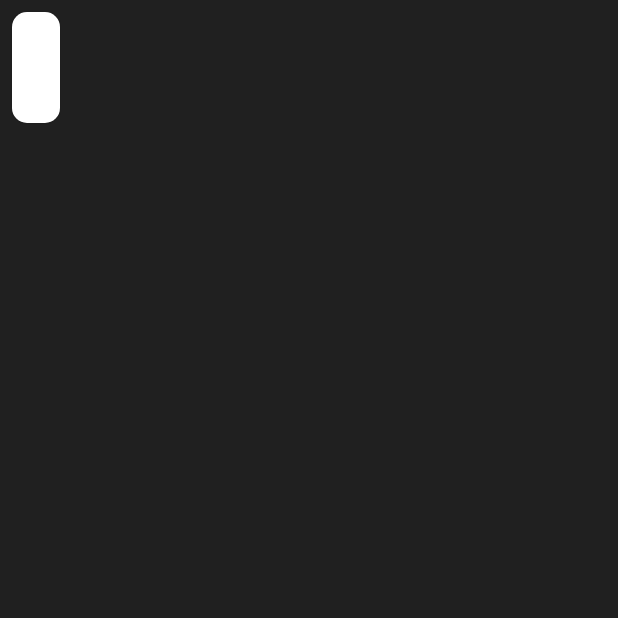
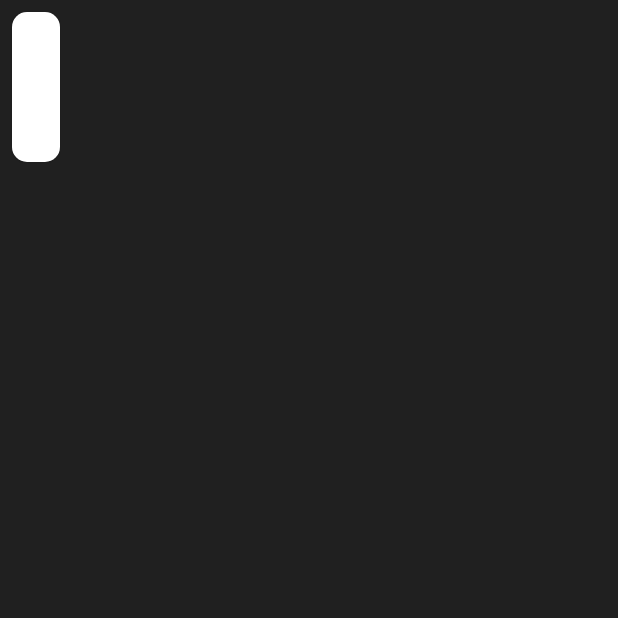
Before and after one commit to Fagnolr/CovidApp, an Android app built with Jetpack Compose: the composable CovidCardItem called with empty values, on a phone screen of 412 x 824 dp, the top half of it. Run offline under Robolectric (Android 15) with nearby library versions, the phone set to English and light mode, and no system bars.

Commit message:
change card size

```diff
--- a/app/src/main/java/com/example/coviddata/presentation/covid_data/components/CovidCardItem.kt
+++ b/app/src/main/java/com/example/coviddata/presentation/covid_data/components/CovidCardItem.kt
@@ -13,11 +13,20 @@ import androidx.compose.ui.unit.dp
 
 @Composable
 fun CovidCardItem(
-    text : String,
-    data : String,
+    text: String,
+    data: String,
 ) {
-    Card(backgroundColor = Color.White, shape = RoundedCornerShape(10.dp), modifier = Modifier.padding(all = 8.dp)) {
-        Column(horizontalAlignment = Alignment.CenterHorizontally, modifier = Modifier.padding(all = 16.dp)) {
+    Card(
+        backgroundColor = Color.White,
+        shape = RoundedCornerShape(10.dp),
+        modifier = Modifier
+            .padding(all = 8.dp)
+            .height(100.dp)
+    ) {
+        Column(
+            horizontalAlignment = Alignment.CenterHorizontally,
+            verticalArrangement = Arrangement.Center, modifier = Modifier.padding(all = 16.dp)
+        ) {
             Text(text = text, style = MaterialTheme.typography.h4, color = Color.Black)
             Text(text = data, style = MaterialTheme.typography.h3, color = Color.Black)
         }
```
